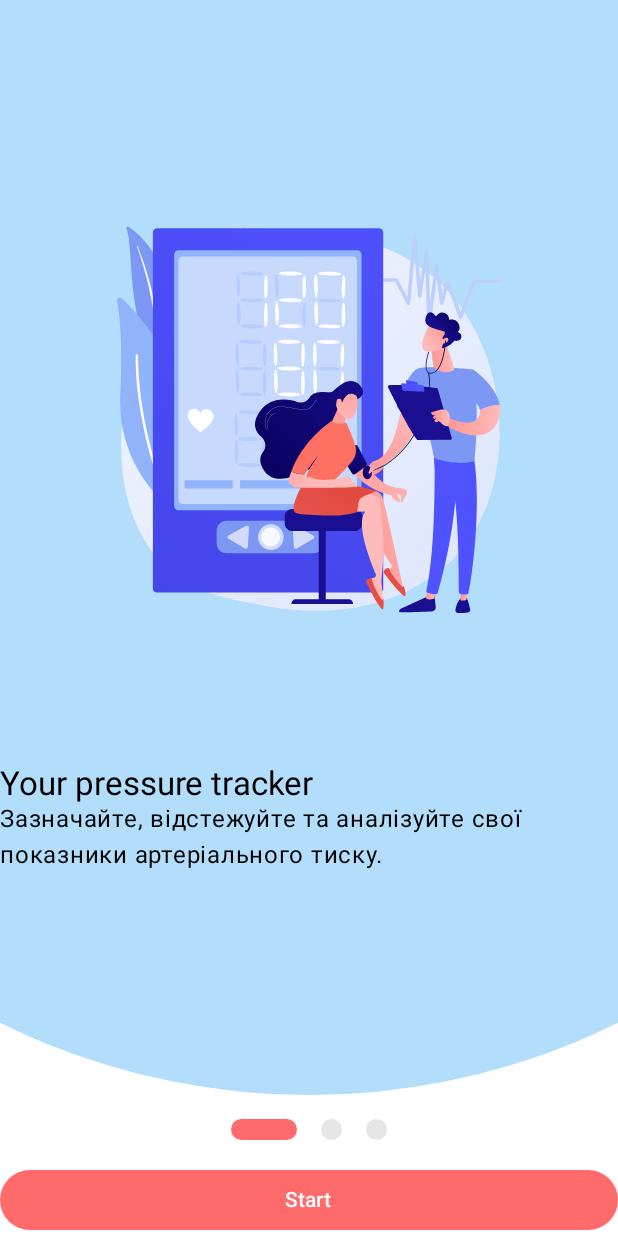
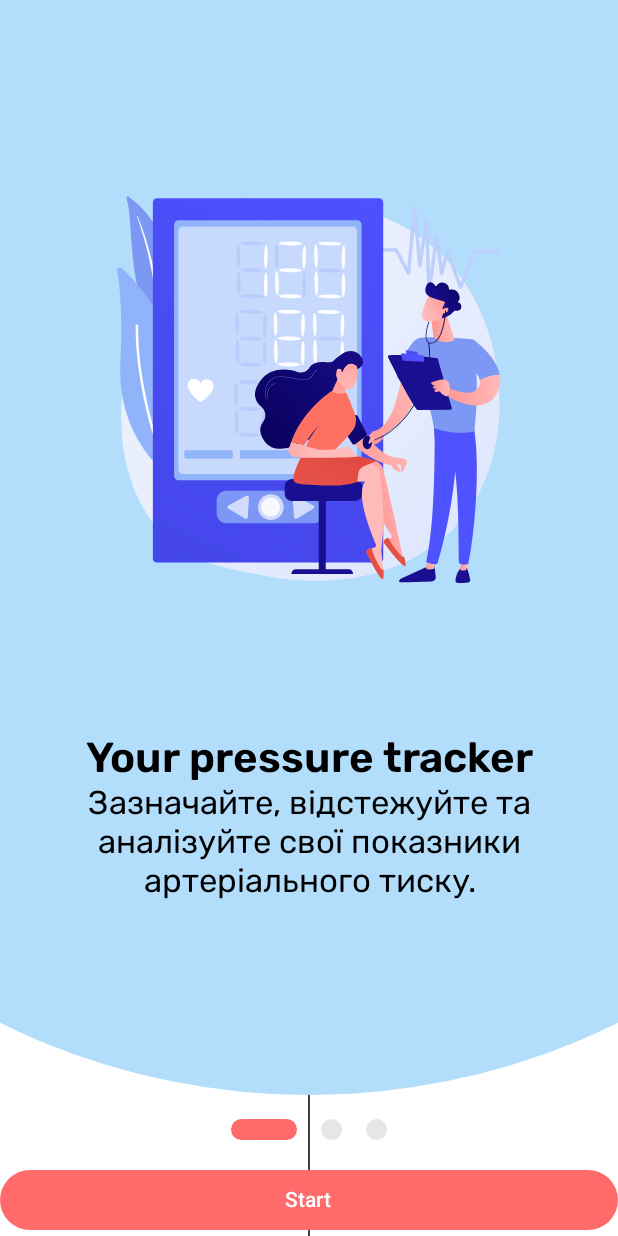
Before and after one commit to Leonidius20/HeartRate, an Android app built with Jetpack Compose: the screen it shows after launch (MainActivity), on a phone screen of 412 x 824 dp. Run offline under Robolectric (Android 15) with nearby library versions, the phone set to English and light mode, and no system bars.

Commit message:
added fonts for onboarding text

```diff
--- a/app/src/main/java/io/github/leonidius20/heartrate/ui/onboarding/OnboardingScreen.kt
+++ b/app/src/main/java/io/github/leonidius20/heartrate/ui/onboarding/OnboardingScreen.kt
@@ -1,5 +1,6 @@
 package io.github.leonidius20.heartrate.ui.onboarding
 
+import androidx.compose.animation.animateContentSize
 import androidx.compose.foundation.Canvas
 import androidx.compose.foundation.Image
 import androidx.compose.foundation.layout.BoxWithConstraints
@@ -11,6 +12,7 @@ import androidx.compose.foundation.layout.fillMaxWidth
 import androidx.compose.foundation.layout.height
 import androidx.compose.foundation.layout.padding
 import androidx.compose.foundation.layout.width
+import androidx.compose.foundation.layout.widthIn
 import androidx.compose.foundation.pager.HorizontalPager
 import androidx.compose.foundation.pager.rememberPagerState
 import androidx.compose.material3.Button
@@ -26,15 +28,21 @@ import androidx.compose.ui.Alignment
 import androidx.compose.ui.Modifier
 import androidx.compose.ui.draw.drawBehind
 import androidx.compose.ui.geometry.CornerRadius
+import androidx.compose.ui.geometry.Offset
 import androidx.compose.ui.geometry.Size
 import androidx.compose.ui.graphics.Color
 import androidx.compose.ui.graphics.painter.Painter
+import androidx.compose.ui.layout.layout
 import androidx.compose.ui.res.painterResource
+import androidx.compose.ui.text.font.FontWeight
+import androidx.compose.ui.text.style.TextAlign
 import androidx.compose.ui.tooling.preview.Preview
 import androidx.compose.ui.unit.dp
 import io.github.leonidius20.heartrate.R
 import io.github.leonidius20.heartrate.ui.theme.bgCircleColor
 import io.github.leonidius20.heartrate.ui.theme.btnColor
+import io.github.leonidius20.heartrate.ui.theme.onboardingDescription
+import io.github.leonidius20.heartrate.ui.theme.onboardingTitle
 import kotlinx.coroutines.launch
 import kotlin.math.abs
 import androidx.compose.ui.graphics.lerp as colorLerp
@@ -43,7 +51,16 @@ import androidx.compose.ui.unit.lerp as dpLerp
 @Composable
 @Preview(widthDp = 393, heightDp = 852)
 fun OnboardingScreen() {
-    Column {
+    Column(
+        Modifier.drawBehind {
+            drawLine(
+                color = Color.Black,
+                start = center.copy(y = 0f),
+                end = center.copy(y = size.height),
+                strokeWidth = 1.dp.toPx(),
+            )
+        }
+    ) {
         val pageCount = 3
 
         val pagerState = rememberPagerState(pageCount = { pageCount })
@@ -57,7 +74,7 @@ fun OnboardingScreen() {
                 modifier = Modifier
                     .fillMaxSize()
                     .drawBehind {
-                        // todo: better values
+                        // todo: better values esp. in horizontal mode
                         val centerUpwardOffset = 100.dp.toPx()
 
                         drawCircle(
@@ -155,12 +172,15 @@ private fun OnboardingPage(
         )
         Spacer(Modifier.height(100.dp))
         Text(
+            modifier = Modifier.align(Alignment.CenterHorizontally),
             text = title,
-            style = MaterialTheme.typography.titleLarge,
+            style = onboardingTitle,
         )
         Text(
+            modifier = Modifier.align(Alignment.CenterHorizontally),
             text = description,
-            style = MaterialTheme.typography.bodyLarge,
+            style = onboardingDescription,
+            // textAlign = TextAlign.Center,
         )
     }
 }
@@ -207,8 +227,11 @@ private fun PageIndicator(
     val color = colorLerp(inactiveColor, activeColor, progressToActive)
     val width = dpLerp(defaultWidth, maxWidth, progressToActive)
 
+    // todo: fix recompositions
+    // todo: make sure the center pill is in the center
     Canvas(
         modifier = Modifier
+
             .width(width)
             .height(height)
             // .padding(start = 32.dp, end = 32.dp)
--- a/app/src/main/java/io/github/leonidius20/heartrate/ui/theme/Type.kt
+++ b/app/src/main/java/io/github/leonidius20/heartrate/ui/theme/Type.kt
@@ -2,9 +2,12 @@ package io.github.leonidius20.heartrate.ui.theme
 
 import androidx.compose.material3.Typography
 import androidx.compose.ui.text.TextStyle
+import androidx.compose.ui.text.font.Font
 import androidx.compose.ui.text.font.FontFamily
 import androidx.compose.ui.text.font.FontWeight
+import androidx.compose.ui.text.style.TextAlign
 import androidx.compose.ui.unit.sp
+import io.github.leonidius20.heartrate.R
 
 // Set of Material typography styles to start with
 val Typography = Typography(
@@ -32,3 +35,22 @@ val Typography = Typography(
     )
     */
 )
+
+val rubik = FontFamily(
+    Font(R.font.rubik_regular, FontWeight.Normal),
+    Font(R.font.rubik_semi_bold, FontWeight.SemiBold),
+)
+
+val onboardingTitle = TextStyle(
+    fontFamily = rubik,
+    fontWeight = FontWeight.SemiBold,
+    fontSize = 28.sp,
+    textAlign = TextAlign.Center,
+)
+
+val onboardingDescription = TextStyle(
+    fontFamily = rubik,
+    fontWeight = FontWeight.Normal,
+    fontSize = 22.sp,
+    textAlign = TextAlign.Center,
+)
```
Also changed, not shown: app/src/main/res/font/rubik_regular.ttf (added), app/src/main/res/font/rubik_semi_bold.ttf (added).
